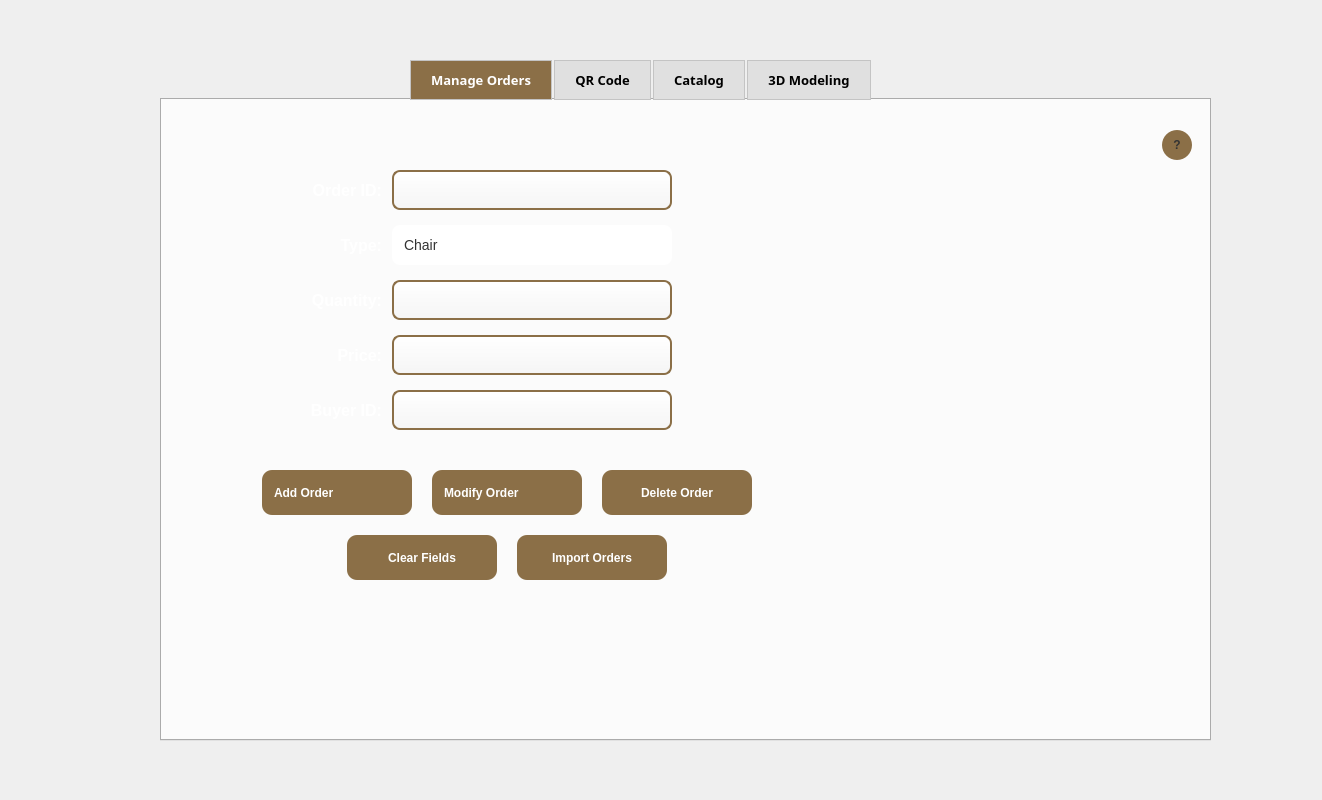
Old version of the form order_management.ui in the repository rayenkb/Esprit--PI2AC---2A4--2526-HammerDown.
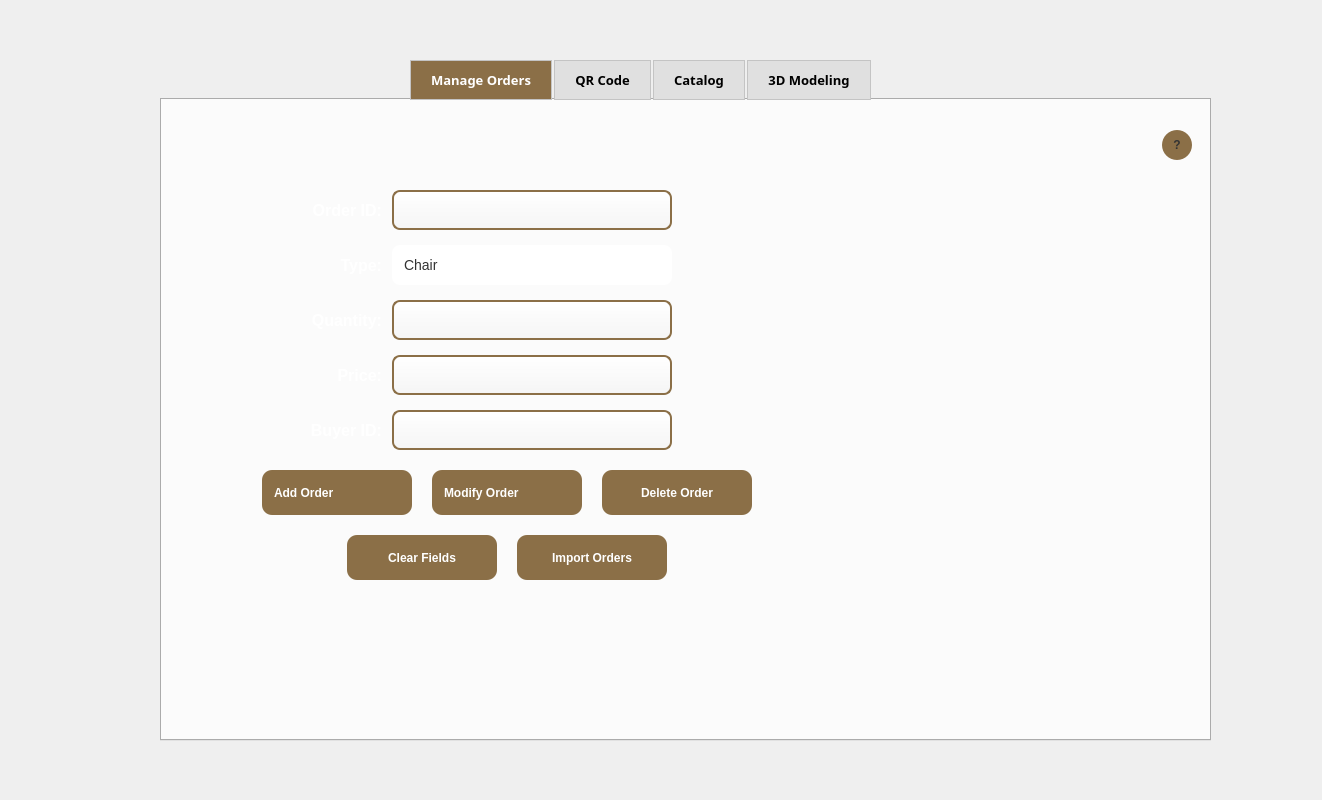
New version of the form. Icons and pictures are not drawn.

```diff
--- a/order_management.ui
+++ b/order_management.ui
@@ -83,7 +83,7 @@
      <property name="geometry">
       <rect>
        <x>70</x>
-       <y>70</y>
+       <y>90</y>
        <width>150</width>
        <height>40</height>
       </rect>
@@ -103,7 +103,7 @@
      <property name="geometry">
       <rect>
        <x>230</x>
-       <y>70</y>
+       <y>90</y>
        <width>280</width>
        <height>40</height>
       </rect>
@@ -113,7 +113,7 @@
      <property name="geometry">
       <rect>
        <x>70</x>
-       <y>125</y>
+       <y>145</y>
        <width>150</width>
        <height>40</height>
       </rect>
@@ -133,7 +133,7 @@
      <property name="geometry">
       <rect>
        <x>230</x>
-       <y>125</y>
+       <y>145</y>
        <width>280</width>
        <height>40</height>
       </rect>
@@ -174,7 +174,7 @@
      <property name="geometry">
       <rect>
        <x>70</x>
-       <y>180</y>
+       <y>200</y>
        <width>150</width>
        <height>40</height>
       </rect>
@@ -194,7 +194,7 @@
      <property name="geometry">
       <rect>
        <x>230</x>
-       <y>180</y>
+       <y>200</y>
        <width>280</width>
        <height>40</height>
       </rect>
@@ -204,7 +204,7 @@
      <property name="geometry">
       <rect>
        <x>70</x>
-       <y>235</y>
+       <y>255</y>
        <width>150</width>
        <height>40</height>
       </rect>
@@ -224,7 +224,7 @@
      <property name="geometry">
       <rect>
        <x>230</x>
-       <y>235</y>
+       <y>255</y>
        <width>280</width>
        <height>40</height>
       </rect>
@@ -234,7 +234,7 @@
      <property name="geometry">
       <rect>
        <x>70</x>
-       <y>290</y>
+       <y>310</y>
        <width>150</width>
        <height>40</height>
       </rect>
@@ -254,7 +254,7 @@
      <property name="geometry">
       <rect>
        <x>230</x>
-       <y>290</y>
+       <y>310</y>
        <width>280</width>
        <height>40</height>
       </rect>
```
Left out of the diff: 4 changed lines with no effect on the pictures.
